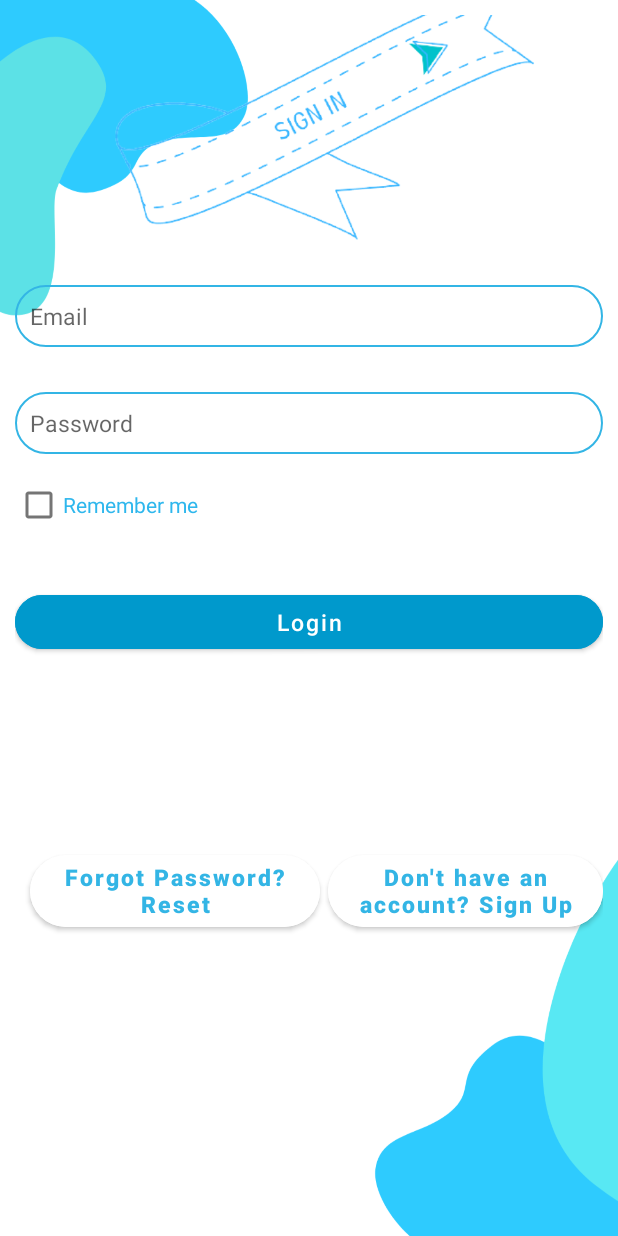
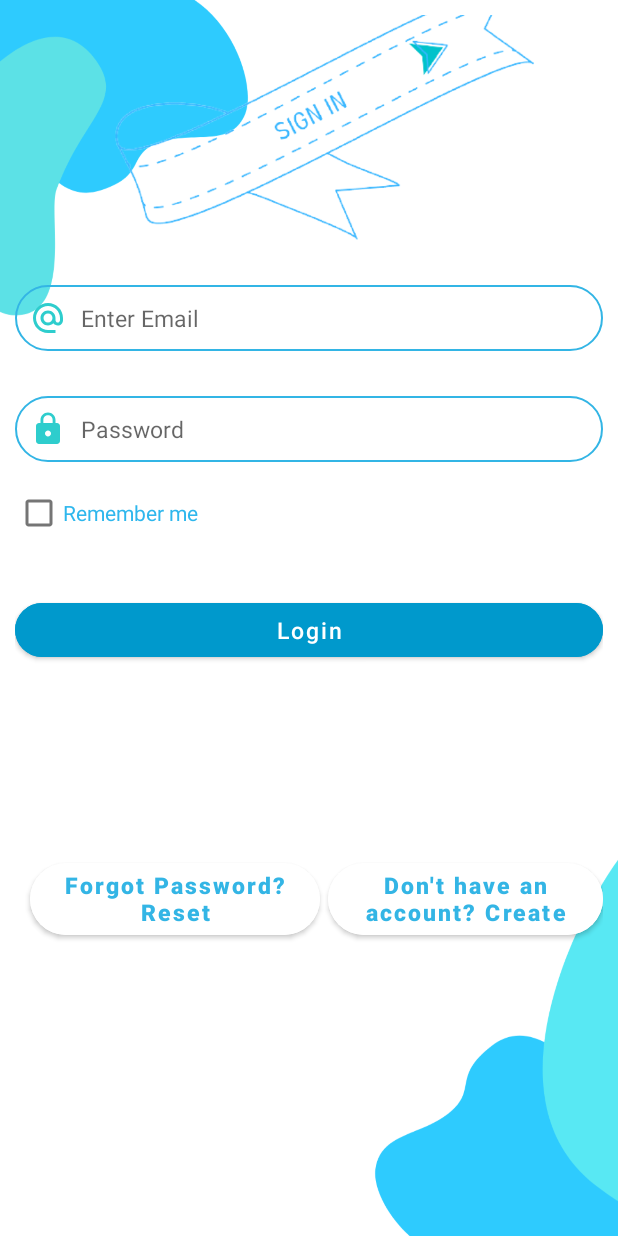
Before and after one commit to asimj14/Diabetes-Management-App, an Android app: the screen it shows after launch (LoginActivity), on a phone screen of 412 x 824 dp. Run offline under Robolectric (Android 15) with nearby library versions, the light colour scheme and no system bars.

Commit message:
Fifth Working Copy
- Drawables added to all Textfields
- Gaphs Tab

```diff
--- a/DiabetesManagementApplication/app/build.gradle
+++ b/DiabetesManagementApplication/app/build.gradle
@@ -39,4 +39,5 @@ dependencies {
     androidTestImplementation 'androidx.test.espresso:espresso-core:3.3.0'
     //noinspection GradleCompatible
     implementation 'com.android.support:design:29.0.0'
+    implementation 'com.jjoe64:graphview:4.2.2'
 }
--- a/DiabetesManagementApplication/app/src/main/java/uk/ac/westminster/diabetesmanagementapplication/AddEventActivity.java
+++ b/DiabetesManagementApplication/app/src/main/java/uk/ac/westminster/diabetesmanagementapplication/AddEventActivity.java
@@ -317,7 +317,11 @@ public class AddEventActivity extends AppCompatActivity implements NavigationVie
                 //finish activity
                 activity.finishAffinity();
                 //exit app
-                System.exit(0);
+                Intent intent = new Intent(getApplicationContext(),LoginActivity.class);
+                startActivity(intent);
+                //System.exit(0);
+                Toast.makeText(AddEventActivity.this, "Logout Successfully!", Toast.LENGTH_SHORT).show();
+                ;
             }
         });
         //negative No
--- a/DiabetesManagementApplication/app/src/main/java/uk/ac/westminster/diabetesmanagementapplication/DBHelper.java
+++ b/DiabetesManagementApplication/app/src/main/java/uk/ac/westminster/diabetesmanagementapplication/DBHelper.java
@@ -26,8 +26,7 @@ public class DBHelper extends SQLiteOpenHelper {
     public void onCreate(SQLiteDatabase db) {
         db.execSQL("CREATE TABLE users(userid Integer primary key autoincrement,username Text, email Text, password Text, dateBirth String, gender Text)");
         db.execSQL("CREATE TABLE glucose(id Integer primary key autoincrement, glucoseValue Double, recordDate Text, recordTime Text, patientId Integer, foreign key(patientId) REFERENCES users(userid))");
-
-
+        db.execSQL("CREATE TABLE graph(xValue Integer, yValue Integer)");
     }
 
     @Override
--- a/DiabetesManagementApplication/app/src/main/java/uk/ac/westminster/diabetesmanagementapplication/HomeActivity.java
+++ b/DiabetesManagementApplication/app/src/main/java/uk/ac/westminster/diabetesmanagementapplication/HomeActivity.java
@@ -296,7 +296,10 @@ public class HomeActivity extends AppCompatActivity implements NavigationView.On
                 //finish activity
                 activity.finishAffinity();
                 //exit app
-                System.exit(0);
+                Intent intent = new Intent(getApplicationContext(),LoginActivity.class);
+                startActivity(intent);
+                //System.exit(0);
+                Toast.makeText(HomeActivity.this, "Logout Successfully!", Toast.LENGTH_SHORT).show();
             }
         });
         //negative No
--- a/DiabetesManagementApplication/app/src/main/java/uk/ac/westminster/diabetesmanagementapplication/StatisticsActivity.java
+++ b/DiabetesManagementApplication/app/src/main/java/uk/ac/westminster/diabetesmanagementapplication/StatisticsActivity.java
@@ -136,7 +136,11 @@ public class StatisticsActivity extends AppCompatActivity implements NavigationV
                 //finish activity
                 activity.finishAffinity();
                 //exit app
-                System.exit(0);
+                Intent intent = new Intent(getApplicationContext(),LoginActivity.class);
+                startActivity(intent);
+                //System.exit(0);
+                Toast.makeText(StatisticsActivity.this, "Logout Successfully!", Toast.LENGTH_SHORT).show();
+
             }
         });
         //negative No
--- /dev/null
+++ b/DiabetesManagementApplication/app/src/main/res/drawable/ic_access_time.xml
@@ -0,0 +1,6 @@
+<vector android:height="24dp" android:tint="#2ECDCD"
+    android:viewportHeight="24" android:viewportWidth="24"
+    android:width="24dp" xmlns:android="http://schemas.android.com/apk/res/android">
+    <path android:fillColor="@android:color/white" android:pathData="M11.99,2C6.47,2 2,6.48 2,12s4.47,10 9.99,10C17.52,22 22,17.52 22,12S17.52,2 11.99,2zM12,20c-4.42,0 -8,-3.58 -8,-8s3.58,-8 8,-8 8,3.58 8,8 -3.58,8 -8,8z"/>
+    <path android:fillColor="@android:color/white" android:pathData="M12.5,7H11v6l5.25,3.15 0.75,-1.23 -4.5,-2.67z"/>
+</vector>
--- /dev/null
+++ b/DiabetesManagementApplication/app/src/main/res/drawable/ic_alt_email.xml
@@ -0,0 +1,7 @@
+<vector android:height="24dp" android:tint="#2ECDCD"
+    android:viewportHeight="24"
+    android:viewportWidth="24"
+    android:width="24dp"
+    xmlns:android="http://schemas.android.com/apk/res/android">
+    <path android:fillColor="@android:color/white" android:pathData="M12,2C6.48,2 2,6.48 2,12s4.48,10 10,10h5v-2h-5c-4.34,0 -8,-3.66 -8,-8s3.66,-8 8,-8 8,3.66 8,8v1.43c0,0.79 -0.71,1.57 -1.5,1.57s-1.5,-0.78 -1.5,-1.57L17,12c0,-2.76 -2.24,-5 -5,-5s-5,2.24 -5,5 2.24,5 5,5c1.38,0 2.64,-0.56 3.54,-1.47 0.65,0.89 1.77,1.47 2.96,1.47 1.97,0 3.5,-1.6 3.5,-3.57L22,12c0,-5.52 -4.48,-10 -10,-10zM12,15c-1.66,0 -3,-1.34 -3,-3s1.34,-3 3,-3 3,1.34 3,3 -1.34,3 -3,3z"/>
+</vector>
--- /dev/null
+++ b/DiabetesManagementApplication/app/src/main/res/drawable/ic_check.xml
@@ -0,0 +1,5 @@
+<vector android:height="24dp" android:tint="#2ECDCD"
+    android:viewportHeight="24" android:viewportWidth="24"
+    android:width="24dp" xmlns:android="http://schemas.android.com/apk/res/android">
+    <path android:fillColor="@android:color/white" android:pathData="M9,16.17L4.83,12l-1.42,1.41L9,19 21,7l-1.41,-1.41z"/>
+</vector>
--- /dev/null
+++ b/DiabetesManagementApplication/app/src/main/res/drawable/ic_colorize.xml
@@ -0,0 +1,5 @@
+<vector android:height="24dp" android:tint="#2ECDCD"
+    android:viewportHeight="24" android:viewportWidth="24"
+    android:width="24dp" xmlns:android="http://schemas.android.com/apk/res/android">
+    <path android:fillColor="@android:color/white" android:pathData="M20.71,5.63l-2.34,-2.34c-0.39,-0.39 -1.02,-0.39 -1.41,0l-3.12,3.12 -1.93,-1.91 -1.41,1.41 1.42,1.42L3,16.25V21h4.75l8.92,-8.92 1.42,1.42 1.41,-1.41 -1.92,-1.92 3.12,-3.12c0.4,-0.4 0.4,-1.03 0.01,-1.42zM6.92,19L5,17.08l8.06,-8.06 1.92,1.92L6.92,19z"/>
+</vector>
--- /dev/null
+++ b/DiabetesManagementApplication/app/src/main/res/drawable/ic_date.xml
@@ -0,0 +1,5 @@
+<vector android:height="24dp" android:tint="#2ECDCD"
+    android:viewportHeight="24" android:viewportWidth="24"
+    android:width="24dp" xmlns:android="http://schemas.android.com/apk/res/android">
+    <path android:fillColor="@android:color/white" android:pathData="M9,11L7,11v2h2v-2zM13,11h-2v2h2v-2zM17,11h-2v2h2v-2zM19,4h-1L18,2h-2v2L8,4L8,2L6,2v2L5,4c-1.11,0 -1.99,0.9 -1.99,2L3,20c0,1.1 0.89,2 2,2h14c1.1,0 2,-0.9 2,-2L21,6c0,-1.1 -0.9,-2 -2,-2zM19,20L5,20L5,9h14v11z"/>
+</vector>
--- /dev/null
+++ b/DiabetesManagementApplication/app/src/main/res/drawable/ic_email.xml
@@ -0,0 +1,5 @@
+<vector android:height="24dp" android:tint="#2ECDCD"
+    android:viewportHeight="24" android:viewportWidth="24"
+    android:width="24dp" xmlns:android="http://schemas.android.com/apk/res/android">
+    <path android:fillColor="@android:color/white" android:pathData="M20,4L4,4c-1.1,0 -1.99,0.9 -1.99,2L2,18c0,1.1 0.9,2 2,2h16c1.1,0 2,-0.9 2,-2L22,6c0,-1.1 -0.9,-2 -2,-2zM20,8l-8,5 -8,-5L4,6l8,5 8,-5v2z"/>
+</vector>
--- /dev/null
+++ b/DiabetesManagementApplication/app/src/main/res/drawable/ic_lock.xml
@@ -0,0 +1,5 @@
+<vector android:height="24dp" android:tint="#2ECDCD"
+    android:viewportHeight="24" android:viewportWidth="24"
+    android:width="24dp" xmlns:android="http://schemas.android.com/apk/res/android">
+    <path android:fillColor="@android:color/white" android:pathData="M18,8h-1L17,6c0,-2.76 -2.24,-5 -5,-5S7,3.24 7,6v2L6,8c-1.1,0 -2,0.9 -2,2v10c0,1.1 0.9,2 2,2h12c1.1,0 2,-0.9 2,-2L20,10c0,-1.1 -0.9,-2 -2,-2zM12,17c-1.1,0 -2,-0.9 -2,-2s0.9,-2 2,-2 2,0.9 2,2 -0.9,2 -2,2zM15.1,8L8.9,8L8.9,6c0,-1.71 1.39,-3.1 3.1,-3.1 1.71,0 3.1,1.39 3.1,3.1v2z"/>
+</vector>
--- /dev/null
+++ b/DiabetesManagementApplication/app/src/main/res/drawable/ic_person.xml
@@ -0,0 +1,5 @@
+<vector android:height="24dp" android:tint="#2ECDCD"
+    android:viewportHeight="24" android:viewportWidth="24"
+    android:width="24dp" xmlns:android="http://schemas.android.com/apk/res/android">
+    <path android:fillColor="@android:color/white" android:pathData="M12,12c2.21,0 4,-1.79 4,-4s-1.79,-4 -4,-4 -4,1.79 -4,4 1.79,4 4,4zM12,14c-2.67,0 -8,1.34 -8,4v2h16v-2c0,-2.66 -5.33,-4 -8,-4z"/>
+</vector>
--- a/DiabetesManagementApplication/app/src/main/res/layout/activity_add_event.xml
+++ b/DiabetesManagementApplication/app/src/main/res/layout/activity_add_event.xml
@@ -57,6 +57,8 @@
                 android:layout_width="match_parent"
                 android:layout_height="wrap_content"
                 android:hint="Enter blood glucose level (mmol/L)"
+                android:drawableLeft="@drawable/ic_colorize"
+                android:drawablePadding="10dp"
                 android:layout_marginTop="20dp"
                 android:layout_below="@+id/labelAddEvent"
                 android:background="@drawable/input_bg"
@@ -74,6 +76,8 @@
                 android:ems="10"
                 android:inputType="date"
                 android:hint="Select the Date"
+                android:drawableLeft="@drawable/ic_date"
+                android:drawablePadding="10dp"
                 android:layout_marginTop="20dp"
                 android:layout_below="@+id/editTextGlucoseValue"
                 android:background="@drawable/input_bg"
@@ -91,6 +95,8 @@
                 android:ems="10"
                 android:inputType="time"
                 android:hint="Select the Time"
+                android:drawableLeft="@drawable/ic_access_time"
+                android:drawablePadding="10dp"
                 android:layout_marginTop="20dp"
                 android:layout_below="@+id/editTextDate"
                 android:background="@drawable/input_bg"
--- a/DiabetesManagementApplication/app/src/main/res/layout/activity_login.xml
+++ b/DiabetesManagementApplication/app/src/main/res/layout/activity_login.xml
@@ -21,10 +21,12 @@
         android:id="@+id/usernameLogin"
         android:layout_width="match_parent"
         android:layout_height="wrap_content"
-        android:hint="Email"
+        android:hint="Enter Email"
         android:layout_marginTop="30dp"
         android:layout_below="@id/imageView"
         android:background="@drawable/input_bg"
+        android:drawableLeft="@drawable/ic_alt_email"
+        android:drawablePadding="10dp"
         android:paddingLeft="10dp"
         android:paddingTop="10dp"
         android:paddingRight="10dp"
@@ -42,8 +44,11 @@
             android:background="@drawable/input_bg"
             android:hint="Password"
             app:passwordToggleTint="@color/purple_500"
+            android:drawableLeft="@drawable/ic_lock"
+            android:drawablePadding="10dp"
             android:inputType="textPassword"
             android:layout_marginTop="30dp"
+            app:passwordToggleEnabled="false"
             android:paddingLeft="10dp"
             android:paddingTop="10dp"
             android:paddingRight="10dp"
@@ -105,7 +110,7 @@
         android:layout_marginEnd="0dp"
         android:layout_marginBottom="20dp"
         android:layout_toRightOf="@+id/forgotPassword"
-        android:text="Don't have an account? Sign Up"
+        android:text="Don't have an account? Create"
         android:textAlignment="center"
         android:backgroundTint="@android:color/white"
         android:textAllCaps="false"
```
Also changed, not shown: DiabetesManagementApplication/app/src/main/java/uk/ac/westminster/diabetesmanagementapplication/GraphsActivity.java (+22 -1 lines), DiabetesManagementApplication/app/src/main/java/uk/ac/westminster/diabetesmanagementapplication/SettingsActivity.java (+6 -1 lines), DiabetesManagementApplication/app/src/main/res/layout/activity_graphs.xml (+8 -3 lines), DiabetesManagementApplication/app/src/main/res/layout/activity_main.xml (+16 -9 lines), 1 other file.
